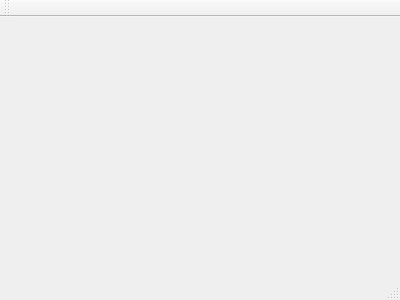
First picture: the form in mainwindow.ui, repository Gashe0/WifiBot, before the edit.
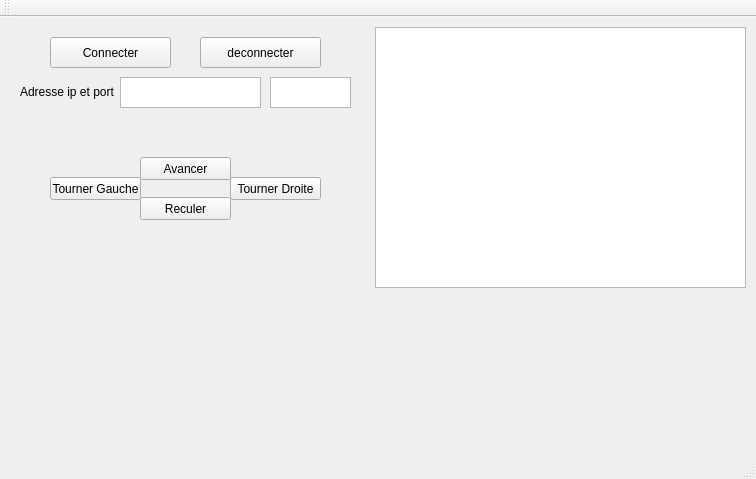
Second picture: the form after the edit.

```diff
--- a/mainwindow.ui
+++ b/mainwindow.ui
@@ -1,24 +1,161 @@
 <ui version="4.0">
  <class>MainWindow</class>
- <widget class="QMainWindow" name="MainWindow" >
-  <property name="geometry" >
+ <widget class="QMainWindow" name="MainWindow">
+  <property name="geometry">
    <rect>
     <x>0</x>
     <y>0</y>
-    <width>400</width>
-    <height>300</height>
+    <width>756</width>
+    <height>479</height>
    </rect>
   </property>
   <property name="windowTitle" >
    <string>MainWindow</string>
   </property>
-  <widget class="QMenuBar" name="menuBar" />
-  <widget class="QToolBar" name="mainToolBar" />
-  <widget class="QWidget" name="centralWidget" />
-  <widget class="QStatusBar" name="statusBar" />
+  <widget class="QWidget" name="centralWidget">
+   <widget class="QGraphicsView" name="graphicsView">
+    <property name="geometry">
+     <rect>
+      <x>375</x>
+      <y>10</y>
+      <width>371</width>
+      <height>261</height>
+     </rect>
+    </property>
+   </widget>
+   <widget class="QPushButton" name="pushButton">
+    <property name="geometry">
+     <rect>
+      <x>50</x>
+      <y>20</y>
+      <width>121</width>
+      <height>31</height>
+     </rect>
+    </property>
+    <property name="text">
+     <string>Connecter</string>
+    </property>
+   </widget>
+   <widget class="QPushButton" name="pushButton_2">
+    <property name="geometry">
+     <rect>
+      <x>200</x>
+      <y>20</y>
+      <width>121</width>
+      <height>31</height>
+     </rect>
+    </property>
+    <property name="text">
+     <string>deconnecter</string>
+    </property>
+   </widget>
+   <widget class="QLabel" name="label">
+    <property name="geometry">
+     <rect>
+      <x>20</x>
+      <y>59</y>
+      <width>101</width>
+      <height>31</height>
+     </rect>
+    </property>
+    <property name="text">
+     <string>Adresse ip et port</string>
+    </property>
+   </widget>
+   <widget class="QPushButton" name="pushButton_3">
+    <property name="geometry">
+     <rect>
+      <x>140</x>
+      <y>140</y>
+      <width>91</width>
+      <height>23</height>
+     </rect>
+    </property>
+    <property name="text">
+     <string>Avancer</string>
+    </property>
+   </widget>
+   <widget class="QPushButton" name="pushButton_4">
+    <property name="geometry">
+     <rect>
+      <x>140</x>
+      <y>180</y>
+      <width>91</width>
+      <height>23</height>
+     </rect>
+    </property>
+    <property name="text">
+     <string>Reculer</string>
+    </property>
+   </widget>
+   <widget class="QPushButton" name="pushButton_5">
+    <property name="geometry">
+     <rect>
+      <x>230</x>
+      <y>160</y>
+      <width>91</width>
+      <height>23</height>
+     </rect>
+    </property>
+    <property name="text">
+     <string>Tourner Droite</string>
+    </property>
+   </widget>
+   <widget class="QPushButton" name="pushButton_6">
+    <property name="geometry">
+     <rect>
+      <x>50</x>
+      <y>160</y>
+      <width>91</width>
+      <height>23</height>
+     </rect>
+    </property>
+    <property name="text">
+     <string>Tourner Gauche</string>
+    </property>
+   </widget>
+   <widget class="QTextEdit" name="textEdit">
+    <property name="geometry">
+     <rect>
+      <x>120</x>
+      <y>60</y>
+      <width>141</width>
+      <height>31</height>
+     </rect>
+    </property>
+   </widget>
+   <widget class="QTextEdit" name="textEdit_2">
+    <property name="geometry">
+     <rect>
+      <x>270</x>
+      <y>60</y>
+      <width>81</width>
+      <height>31</height>
+     </rect>
+    </property>
+   </widget>
+  </widget>
+  <widget class="QMenuBar" name="menuBar">
+   <property name="geometry">
+    <rect>
+     <x>0</x>
+     <y>0</y>
+     <width>756</width>
+     <height>21</height>
+    </rect>
+   </property>
+  </widget>
+  <widget class="QToolBar" name="mainToolBar">
+   <attribute name="toolBarArea">
+    <enum>TopToolBarArea</enum>
+   </attribute>
+   <attribute name="toolBarBreak">
+    <bool>false</bool>
+   </attribute>
+  </widget>
+  <widget class="QStatusBar" name="statusBar"/>
  </widget>
- <layoutDefault spacing="6" margin="11" />
- <pixmapfunction></pixmapfunction>
+ <layoutdefault spacing="6" margin="11"/>
  <resources/>
  <connections/>
 </ui>
```
Left out of the diff: 3 changed lines with no effect on the pictures.
